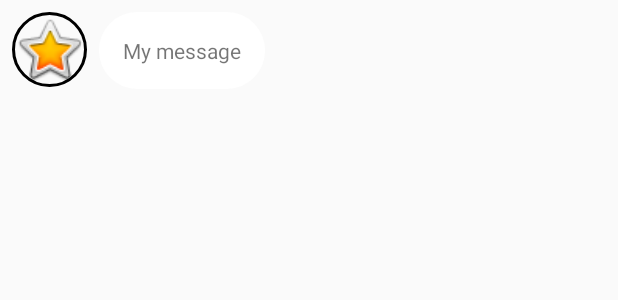
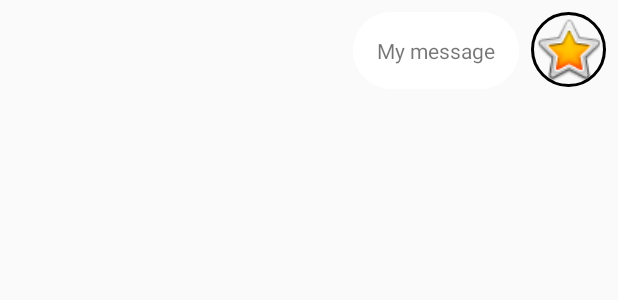
Before and after one commit to dnappi97/ErasmusFamily, an Android app: the layout chat_to_row.xml on its own in the app's theme, with its tools: preview values and no code run, on a phone screen of 412 x 824 dp. Shown: the top 300 px of the screen. Run offline under Robolectric (Android 15) with nearby library versions, the phone set to English and light mode, and no system bars.

Commit message:
add chat pt.2 right

```diff
--- a/app/src/main/res/layout/chat_to_row.xml
+++ b/app/src/main/res/layout/chat_to_row.xml
@@ -11,26 +11,53 @@ android:layout_marginBottom="12dp">
     android:id="@+id/textview_to_row"
     android:layout_width="wrap_content"
     android:layout_height="wrap_content"
-    android:layout_marginStart="8dp"
-    android:layout_marginLeft="8dp"
+    android:layout_marginEnd="8dp"
+    android:layout_marginRight="8dp"
     android:background="@drawable/rounded_edittext_register_login"
     android:maxWidth="240dp"
     android:padding="16dp"
     android:text="My message"
-    app:layout_constraintStart_toEndOf="@+id/imageview_to_row"
+    app:layout_constraintEnd_toStartOf="@+id/imageview_to_row"
     app:layout_constraintTop_toTopOf="@+id/imageview_to_row" />
+
+    <!--
+    android:id="@+id/textview_from_row"
+        android:layout_width="wrap_content"
+        android:layout_height="wrap_content"
+        android:layout_marginEnd="8dp"
+        android:layout_marginRight="8dp"
+        android:background="@drawable/rounded_edittext_register_login"
+        android:maxWidth="240dp"
+        android:padding="16dp"
+        android:text="My message"
+        app:layout_constraintEnd_toStartOf="@+id/imageview_from_row"
+        app:layout_constraintTop_toTopOf="@+id/imageview_from_row"
+    -->
 
 <de.hdodenhof.circleimageview.CircleImageView
     android:id="@+id/imageview_to_row"
     android:layout_width="50dp"
     android:layout_height="50dp"
-    android:layout_marginStart="8dp"
-    android:layout_marginLeft="8dp"
     android:layout_marginTop="8dp"
+    android:layout_marginEnd="8dp"
+    android:layout_marginRight="8dp"
     app:civ_border_width="2dp"
     app:civ_border_color="@android:color/black"
-    app:layout_constraintStart_toStartOf="parent"
+    app:layout_constraintEnd_toEndOf="parent"
     app:layout_constraintTop_toTopOf="parent"
     app:srcCompat="@android:drawable/btn_star_big_on" />
 
+    <!--
+    android:layout_width="50dp"
+        android:layout_height="50dp"
+        android:layout_marginTop="8dp"
+        android:layout_marginEnd="8dp"
+        android:layout_marginRight="8dp"
+        app:civ_border_width="2dp"
+        app:civ_border_color="@android:color/black"
+        app:layout_constraintEnd_toEndOf="parent"
+        app:layout_constraintTop_toTopOf="parent"
+        app:srcCompat="@android:drawable/btn_star_big_on"
+    -->
+
 </androidx.constraintlayout.widget.ConstraintLayout>
```
Also changed, not shown: app/src/main/java/com/example/erasmusfamily/messages/ChatLogActivity.kt (+8 -14 lines), app/src/main/res/layout/chat_from_row.xml (+31 -5 lines).
